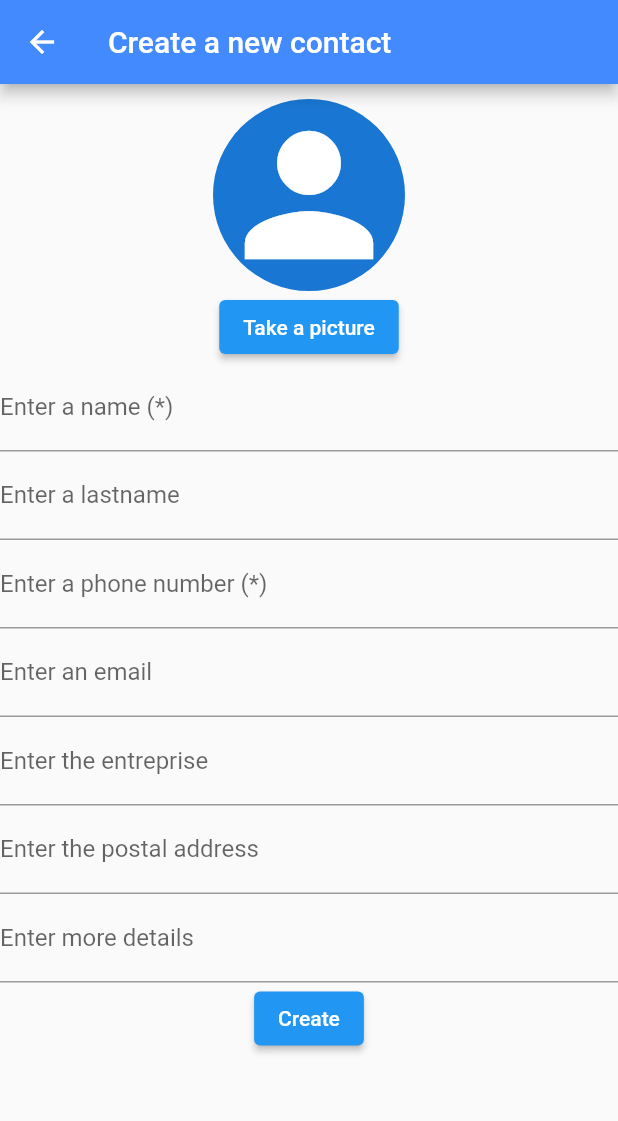
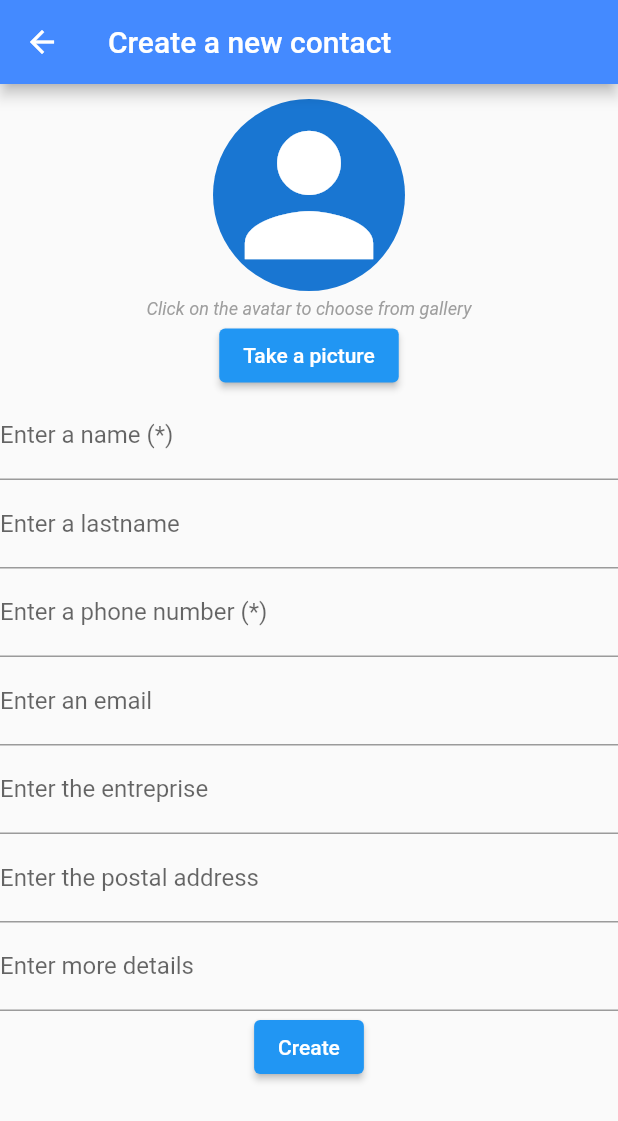
Before and after one commit to Mickael-Lokhate/ft_hangout, a Flutter app: the CreateContact screen opened directly, on a phone screen of 412 x 824 dp. Shown: the top 1121 px of the screen. Run offline on Flutter 3.47's test engine with Material 2 defaults, Android fonts, the phone set to English and light mode, and no system bars; our stand-ins replace image_picker, sqflite; missing offline and left inert: telephony; accounts and stored records are empty; generated files the repository leaves out were written again.

Commit message:
Add information to click on avatar

```diff
--- a/lib/widgets/form.dart
+++ b/lib/widgets/form.dart
@@ -59,6 +59,8 @@ class _ContactFormState extends State<ContactForm> {
         children: <Widget>[
           const SizedBox(height: 10,),
           _buildImage(),
+          const SizedBox(height: 5),
+          const Center(child: Text('Click on the avatar to choose from gallery', style: TextStyle(fontSize: 12, color: Colors.grey, fontStyle: FontStyle.italic),),),
           _buildCameraButton(),
           _buildTextField(FieldType.name, AppLocalizations.of(context)!.nameFieldLabel,TextInputType.name, nameController, list),
           _buildTextField(FieldType.lastname,AppLocalizations.of(context)!.lastnameFieldLabel, TextInputType.text, lastnameController, list),
```
Also changed, not shown: lib/database.dart (+1 -9 lines), assets/images/appstore.png (deleted), assets/images/playstore.png (deleted).
